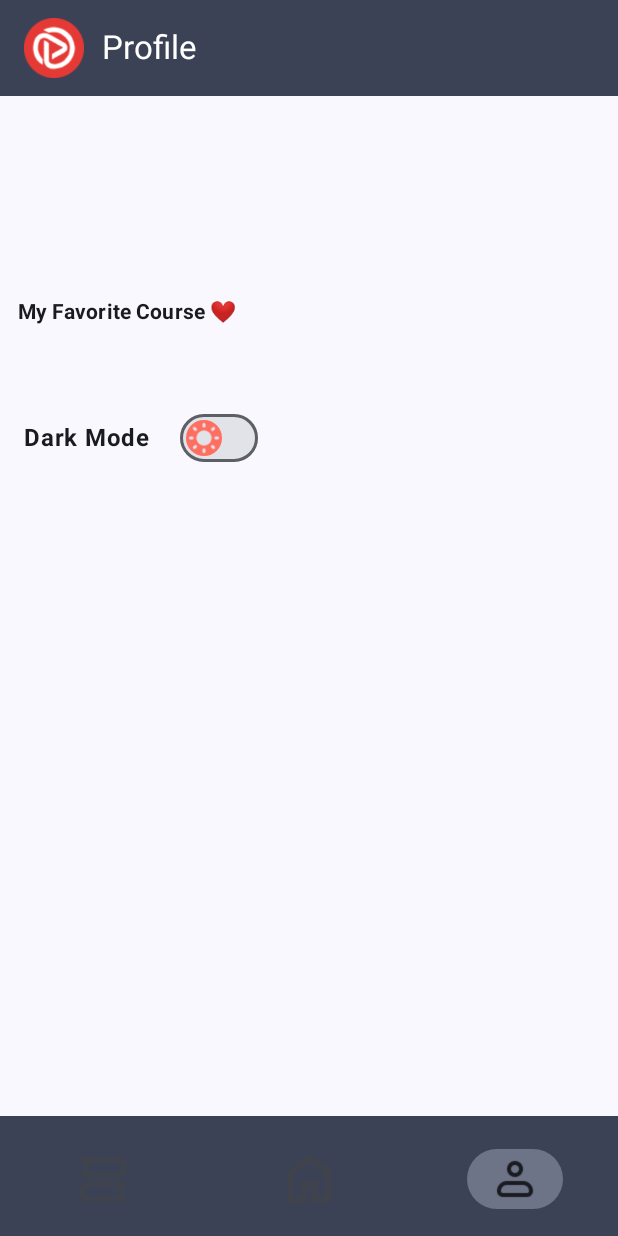
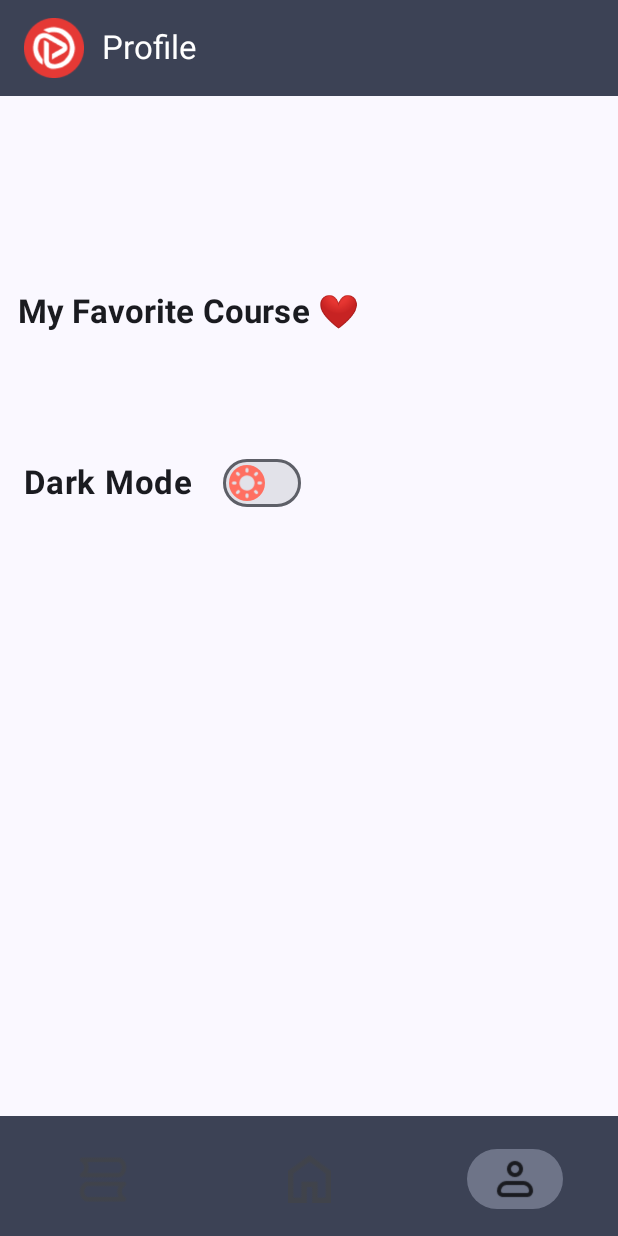
Before and after one commit to merveoktay/LearnConnect, an Android app built with Jetpack Compose: the ProfileScreen screen opened through its navigation route, on a phone screen of 412 x 824 dp. Run offline under Robolectric (Android 15) with nearby library versions, the phone set to English and light mode, and no system bars; our stand-ins replace Dagger/Hilt's generated code, Room's generated code; 1 statement that could not run was skipped.

Commit message:
Favorite courses designed

```diff
--- a/app/src/main/java/com/example/learnconnect/ui/FavoriteScreen.kt
+++ b/app/src/main/java/com/example/learnconnect/ui/FavoriteScreen.kt
@@ -18,6 +18,7 @@ import androidx.compose.material3.MaterialTheme
 import androidx.compose.material3.Scaffold
 import androidx.compose.material3.Text
 import androidx.compose.material3.TopAppBar
+import androidx.compose.material3.TopAppBarDefaults
 import androidx.compose.runtime.Composable
 import androidx.compose.runtime.LaunchedEffect
 import androidx.compose.runtime.collectAsState
@@ -57,6 +58,9 @@ fun FavoriteScreen(
 @Composable
 fun FavoriteCourseTopBar(onNavigateToProfile: () -> Unit) {
     TopAppBar(
+            colors = TopAppBarDefaults.topAppBarColors(
+                containerColor = MaterialTheme.colorScheme.secondary
+            ),
         title = {
             Text(
                 text = "My Favorite Courses",
--- a/app/src/main/java/com/example/learnconnect/ui/ProfileScreen.kt
+++ b/app/src/main/java/com/example/learnconnect/ui/ProfileScreen.kt
@@ -14,7 +14,6 @@ import androidx.compose.foundation.layout.height
 import androidx.compose.foundation.layout.padding
 import androidx.compose.foundation.layout.size
 import androidx.compose.foundation.layout.width
-import androidx.compose.foundation.layout.wrapContentSize
 import androidx.compose.material3.BottomAppBar
 import androidx.compose.material3.ExperimentalMaterial3Api
 import androidx.compose.material3.Icon
@@ -22,8 +21,6 @@ import androidx.compose.material3.MaterialTheme
 import androidx.compose.material3.NavigationBar
 import androidx.compose.material3.NavigationBarItem
 import androidx.compose.material3.Scaffold
-import androidx.compose.material3.Switch
-import androidx.compose.material3.SwitchDefaults
 import androidx.compose.material3.Text
 import androidx.compose.material3.TextButton
 import androidx.compose.material3.TopAppBar
@@ -35,7 +32,6 @@ import androidx.compose.runtime.getValue
 import androidx.compose.ui.Alignment
 import androidx.compose.ui.Modifier
 import androidx.compose.ui.platform.LocalContext
-import androidx.compose.ui.res.colorResource
 import androidx.compose.ui.res.painterResource
 import androidx.compose.ui.text.font.FontWeight
 import androidx.compose.ui.unit.dp
@@ -43,6 +39,7 @@ import androidx.compose.ui.unit.sp
 import androidx.hilt.navigation.compose.hiltViewModel
 import com.example.learnconnect.R
 import com.example.learnconnect.models.User
+import com.example.learnconnect.ui.components.DarkModeToggle
 import com.example.learnconnect.utils.PreferencesManager
 import com.example.learnconnect.viewModels.LoginViewModel
 import java.util.Locale
@@ -190,51 +187,14 @@ fun ProfileContent(
                 TextButton(onClick = { onNavigateToFavorite() }) {
                     Text(
                         text = "My Favorite Course ❤",
+                        fontSize = 22.sp,
                         fontWeight = FontWeight.Bold,
                         color = MaterialTheme.colorScheme.onBackground
                     )
                 }
-                Spacer(modifier = Modifier.height(20.dp))
-                DarkModeToggleScreen( isDarkTheme = isDarkTheme,
+                Spacer(modifier = Modifier.height(50.dp))
+                DarkModeToggle( isDarkTheme = isDarkTheme,
                     changeAppTheme = changeAppTheme)
             }
         }
     }
-
-
-@SuppressLint("UseCompatLoadingForDrawables")
-@Composable
-fun DarkModeToggleScreen(  isDarkTheme: Boolean,
-                           changeAppTheme: () -> Unit) {
-         Row(
-            verticalAlignment = Alignment.CenterVertically,
-            modifier = Modifier
-                .padding(16.dp)
-                .wrapContentSize()
-                .background(MaterialTheme.colorScheme.background)
-        ) {
-            Text(
-                text = "Dark Mode",
-                modifier = Modifier.padding(bottom = 16.dp),
-                fontWeight = FontWeight.Bold,
-                color = MaterialTheme.colorScheme.onBackground
-            )
-            Spacer(modifier = Modifier.width(20.dp))
-            Switch(
-                checked = isDarkTheme,
-                onCheckedChange = {changeAppTheme()  },
-                modifier = Modifier.padding(bottom = 16.dp),thumbContent = {
-                    Icon(
-                        painter = if (isDarkTheme) painterResource(id = R.drawable.moon_icon) else painterResource(id = R.drawable.sun_icon) ,
-                        contentDescription = if (isDarkTheme) "Dark Theme" else "Light Theme",
-                        modifier = Modifier.size(24.dp)
-                    )
-                },
-                colors = SwitchDefaults.colors(
-                    checkedThumbColor = colorResource(id = R.color.hint_color),
-                    uncheckedThumbColor = colorResource(id = R.color.brand_color)
-                )
-            )
-        }
-
-    }
--- /dev/null
+++ b/app/src/main/java/com/example/learnconnect/ui/components/DarkModeToggle.kt
@@ -0,0 +1,62 @@
+package com.example.learnconnect.ui.components
+
+import android.annotation.SuppressLint
+import androidx.compose.foundation.background
+import androidx.compose.foundation.layout.Row
+import androidx.compose.foundation.layout.Spacer
+import androidx.compose.foundation.layout.padding
+import androidx.compose.foundation.layout.size
+import androidx.compose.foundation.layout.width
+import androidx.compose.foundation.layout.wrapContentSize
+import androidx.compose.material3.Icon
+import androidx.compose.material3.MaterialTheme
+import androidx.compose.material3.Switch
+import androidx.compose.material3.SwitchDefaults
+import androidx.compose.material3.Text
+import androidx.compose.runtime.Composable
+import androidx.compose.ui.Alignment
+import androidx.compose.ui.Modifier
+import androidx.compose.ui.res.colorResource
+import androidx.compose.ui.res.painterResource
+import androidx.compose.ui.text.font.FontWeight
+import androidx.compose.ui.unit.dp
+import androidx.compose.ui.unit.sp
+import com.example.learnconnect.R
+
+@SuppressLint("UseCompatLoadingForDrawables")
+@Composable
+fun DarkModeToggle(  isDarkTheme: Boolean,
+                           changeAppTheme: () -> Unit) {
+    Row(
+        verticalAlignment = Alignment.CenterVertically,
+        modifier = Modifier
+            .padding(16.dp)
+            .wrapContentSize()
+            .background(MaterialTheme.colorScheme.background)
+    ) {
+        Text(
+            text = "Dark Mode",
+            modifier = Modifier.padding(bottom = 16.dp),
+            fontSize = 22.sp,
+            fontWeight = FontWeight.Bold,
+            color = MaterialTheme.colorScheme.onBackground
+        )
+        Spacer(modifier = Modifier.width(20.dp))
+        Switch(
+            checked = isDarkTheme,
+            onCheckedChange = {changeAppTheme()  },
+            modifier = Modifier.padding(bottom = 16.dp),thumbContent = {
+                Icon(
+                    painter = if (isDarkTheme) painterResource(id = R.drawable.moon_icon) else painterResource(id = R.drawable.sun_icon) ,
+                    contentDescription = if (isDarkTheme) "Dark Theme" else "Light Theme",
+                    modifier = Modifier.size(24.dp)
+                )
+            },
+            colors = SwitchDefaults.colors(
+                checkedThumbColor = colorResource(id = R.color.hint_color),
+                uncheckedThumbColor = colorResource(id = R.color.brand_color)
+            )
+        )
+    }
+
+}
--- a/app/src/main/java/com/example/learnconnect/viewModels/CourseViewModel.kt
+++ b/app/src/main/java/com/example/learnconnect/viewModels/CourseViewModel.kt
@@ -218,6 +218,7 @@ class CourseViewModel @Inject constructor(private val courseRepository: CourseRe
     fun removeCourseFromFavorites(userId: Int, courseId: Int) {
         viewModelScope.launch {
             _isFavoriteDeleted.value = courseRepository.removeCourseFromFavorites(userId, courseId)
+            _isFavorite.value = false
         }
     }
 
```
Also changed, not shown: app/src/main/java/com/example/learnconnect/ui/CourseScreen.kt (+27 -21 lines).
